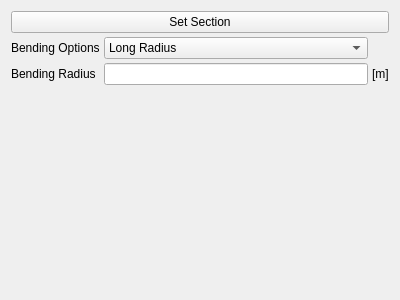
open-pulse/OpenPulse, file pulse/interface/ui_files/model/geometry/pipe_option_widget.ui: the form before one commit.
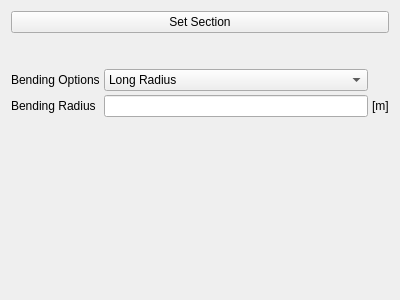
The form after the commit.

Commit message: update pipe option ui

Diff of the .ui file:
```diff
--- a/pulse/interface/ui_files/model/geometry/pipe_option_widget.ui
+++ b/pulse/interface/ui_files/model/geometry/pipe_option_widget.ui
@@ -14,9 +14,6 @@
    <string>Form</string>
   </property>
   <layout class="QVBoxLayout" name="verticalLayout">
-   <property name="spacing">
-    <number>4</number>
-   </property>
    <item>
     <widget class="QPushButton" name="set_section_button">
      <property name="text">
@@ -24,6 +21,22 @@
      </property>
     </widget>
    </item>
+   <item>
+    <spacer name="verticalSpacer">
+     <property name="orientation">
+      <enum>Qt::Vertical</enum>
+     </property>
+     <property name="sizeType">
+      <enum>QSizePolicy::Preferred</enum>
+     </property>
+     <property name="sizeHint" stdset="0">
+      <size>
+       <width>20</width>
+       <height>30</height>
+      </size>
+     </property>
+    </spacer>
+   </item>
    <item>
     <layout class="QGridLayout" name="gridLayout_5">
      <property name="spacing">
```
